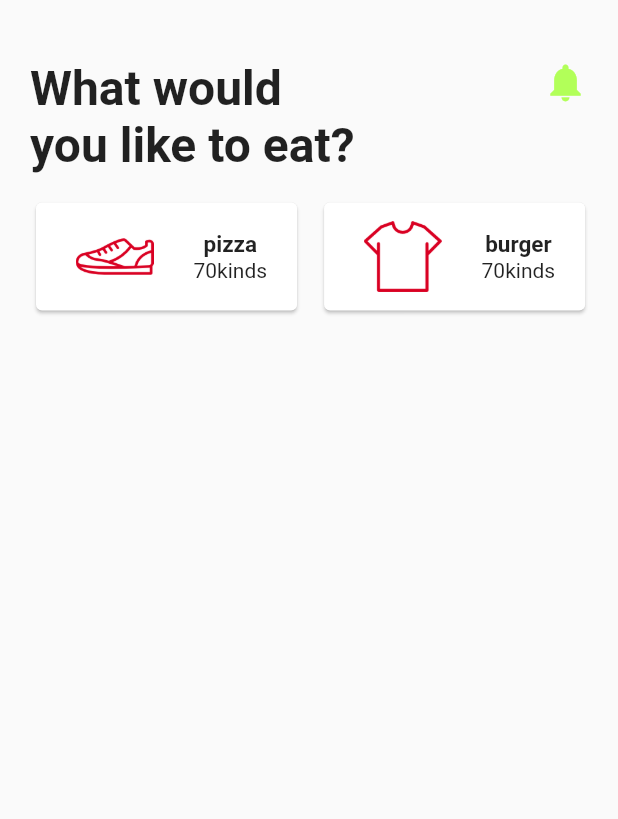
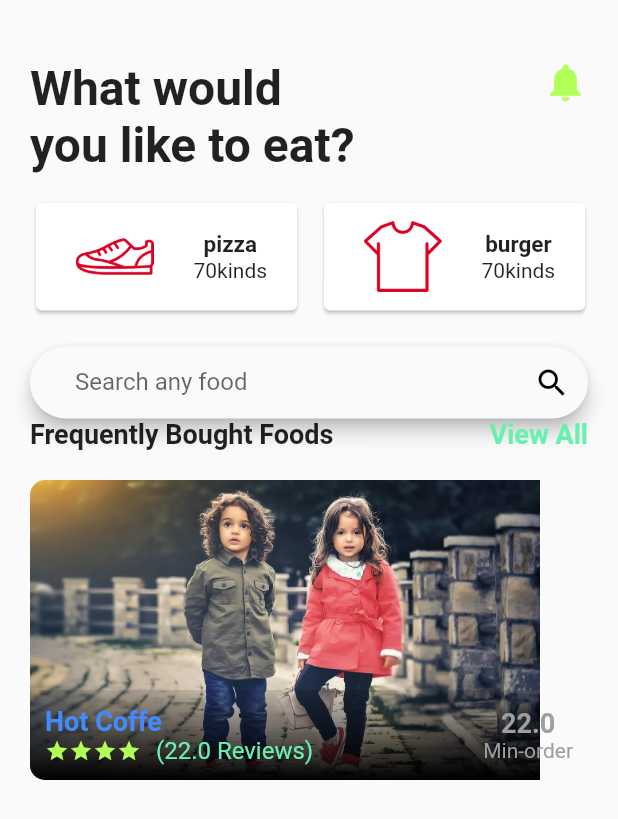
Before and after one commit to Mideny21/dine_hummy, a Flutter app: the screen it shows after launch, on a phone screen of 412 x 824 dp. Shown: the top 819 px of the screen. Run offline on Flutter 3.47's test engine with Material 2 defaults, Android fonts, the phone set to English and light mode, and no system bars.

Commit message:
making food card

```diff
--- a/lib/src/homescreen.dart
+++ b/lib/src/homescreen.dart
@@ -3,6 +3,9 @@ import 'package:flutter/material.dart';
 import 'package:dine_hummy/src/widgets/food_category.dart';
 
 import 'widgets/home_top_info.dart';
+import 'package:dine_hummy/src/widgets/bought_foods.dart';
+
+import 'package:dine_hummy/src/widgets/search_field.dart';
 
 class HomeScreen extends StatefulWidget {
   @override
@@ -18,6 +21,35 @@ class _HomeScreenState extends State<HomeScreen> {
         children: <Widget>[
           HomeTopInfo(),
           FoodCategory(),
+          SizedBox(
+            height: 20.0,
+          ),
+          SearchField(),
+          Row(
+            mainAxisAlignment: MainAxisAlignment.spaceBetween,
+            children: <Widget>[
+              Text(
+                "Frequently Bought Foods",
+                style: TextStyle(fontSize: 18.0, fontWeight: FontWeight.bold),
+              ),
+              GestureDetector(
+                onTap: () {},
+                child: Text(
+                  "View All",
+                  style: TextStyle(
+                      fontSize: 18.0,
+                      fontWeight: FontWeight.bold,
+                      color: Colors.greenAccent),
+                ),
+              )
+            ],
+          ),
+          SizedBox(
+            height: 20.0,
+          ),
+          Container(
+            child: BoughtFoods(),
+          ),
         ],
       ),
     );
--- /dev/null
+++ b/lib/src/widgets/bought_foods.dart
@@ -0,0 +1,115 @@
+import 'package:flutter/material.dart';
+
+class BoughtFoods extends StatefulWidget {
+  @override
+  _BoughtFoodsState createState() => _BoughtFoodsState();
+}
+
+class _BoughtFoodsState extends State<BoughtFoods> {
+  @override
+  Widget build(BuildContext context) {
+    return ClipRRect(
+      borderRadius: BorderRadius.circular(10.0),
+      child: Stack(
+        children: <Widget>[
+          Container(
+            height: 200.0,
+            width: 340.0,
+            child: Image.asset(
+              "images/c1.jpg",
+              fit: BoxFit.cover,
+            ),
+          ),
+          Positioned(
+            left: 0.0,
+            bottom: 0.0,
+            child: Container(
+              height: 60.0,
+              width: 340.0,
+              decoration: BoxDecoration(
+                gradient: LinearGradient(
+                  colors: [Colors.black, Colors.black12],
+                  begin: Alignment.bottomCenter,
+                  end: Alignment.topCenter,
+                ),
+              ),
+            ),
+          ),
+          Positioned(
+            left: 10.0,
+            bottom: 10.0,
+            right: 10.0,
+            child: Row(
+              mainAxisAlignment: MainAxisAlignment.spaceBetween,
+              children: <Widget>[
+                Column(
+                  crossAxisAlignment: CrossAxisAlignment.start,
+                  children: <Widget>[
+                    Text(
+                      "Hot Coffe",
+                      style: TextStyle(
+                        color: Colors.blueAccent,
+                        fontSize: 18.0,
+                        fontWeight: FontWeight.bold,
+                      ),
+                    ),
+                    Row(
+                      children: <Widget>[
+                        Icon(
+                          Icons.star,
+                          color: Theme.of(context).primaryColor,
+                          size: 16.0,
+                        ),
+                        Icon(
+                          Icons.star,
+                          color: Theme.of(context).primaryColor,
+                          size: 16.0,
+                        ),
+                        Icon(
+                          Icons.star,
+                          color: Theme.of(context).primaryColor,
+                          size: 16.0,
+                        ),
+                        Icon(
+                          Icons.star,
+                          color: Theme.of(context).primaryColor,
+                          size: 16.0,
+                        ),
+                        SizedBox(
+                          width: 10.0,
+                        ),
+                        Text(
+                          "(22.0 Reviews)",
+                          style: TextStyle(
+                            color: Colors.greenAccent,
+                            fontSize: 16.0,
+                          ),
+                        )
+                      ],
+                    )
+                  ],
+                ),
+                Column(
+                  children: <Widget>[
+                    Text(
+                      "22.0",
+                      style: TextStyle(
+                        color: Colors.grey,
+                        fontWeight: FontWeight.bold,
+                        fontSize: 18.0,
+                      ),
+                    ),
+                    Text(
+                      "Min-order",
+                      style: TextStyle(color: Colors.grey),
+                    ),
+                  ],
+                ),
+              ],
+            ),
+          ),
+        ],
+      ),
+    );
+  }
+}
--- /dev/null
+++ b/lib/src/widgets/search_field.dart
@@ -0,0 +1,22 @@
+import 'package:flutter/material.dart';
+
+class SearchField extends StatelessWidget {
+  @override
+  Widget build(BuildContext context) {
+    return Material(
+      elevation: 5.0,
+      borderRadius: BorderRadius.circular(30.0),
+      child: TextField(
+        decoration: InputDecoration(
+            contentPadding:
+                EdgeInsets.symmetric(horizontal: 30.0, vertical: 14.0),
+            hintText: "Search any food",
+            suffixIcon: Icon(
+              Icons.search,
+              color: Colors.black,
+            ),
+            border: InputBorder.none),
+      ),
+    );
+  }
+}
```
